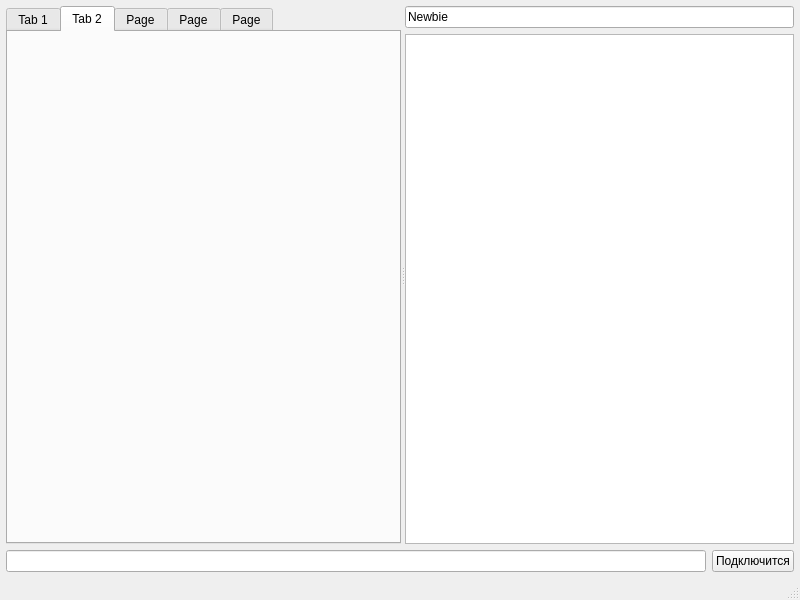
This is trunk/src/schat/schatwindow.ui in JohnBuckleyGitHub/schat as Qt 5 draws it before an edit. The edited form follows.
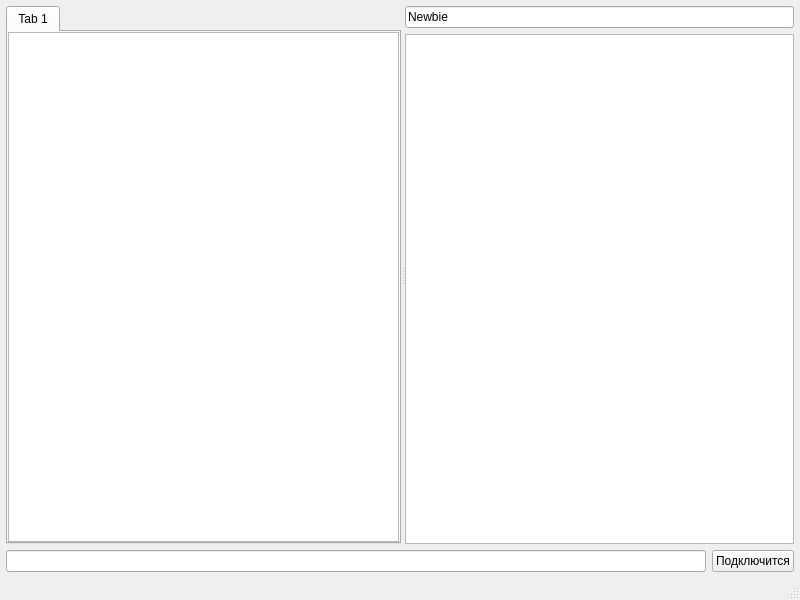
This is the edited form. The open tabs and pages were chosen to show the change.

Commit message: [+] Добавлены кнопки для открытия и закрытия вкладок.

What changed in the file:
```diff
--- a/trunk/src/schat/schatwindow.ui
+++ b/trunk/src/schat/schatwindow.ui
@@ -97,58 +97,6 @@
            </item>
           </layout>
          </widget>
-         <widget class="QWidget" name="tab_2" >
-          <property name="geometry" >
-           <rect>
-            <x>0</x>
-            <y>0</y>
-            <width>388</width>
-            <height>254</height>
-           </rect>
-          </property>
-          <attribute name="title" >
-           <string>Tab 2</string>
-          </attribute>
-         </widget>
-         <widget class="QWidget" name="tab_3" >
-          <property name="geometry" >
-           <rect>
-            <x>0</x>
-            <y>0</y>
-            <width>388</width>
-            <height>254</height>
-           </rect>
-          </property>
-          <attribute name="title" >
-           <string>Page</string>
-          </attribute>
-         </widget>
-         <widget class="QWidget" name="tab_4" >
-          <property name="geometry" >
-           <rect>
-            <x>0</x>
-            <y>0</y>
-            <width>388</width>
-            <height>254</height>
-           </rect>
-          </property>
-          <attribute name="title" >
-           <string>Page</string>
-          </attribute>
-         </widget>
-         <widget class="QWidget" name="tab_5" >
-          <property name="geometry" >
-           <rect>
-            <x>0</x>
-            <y>0</y>
-            <width>388</width>
-            <height>254</height>
-           </rect>
-          </property>
-          <attribute name="title" >
-           <string>Page</string>
-          </attribute>
-         </widget>
         </widget>
         <widget class="QWidget" name="layoutWidget" >
          <layout class="QVBoxLayout" name="verticalLayout" >
```
The commit also changes 6 other files.
